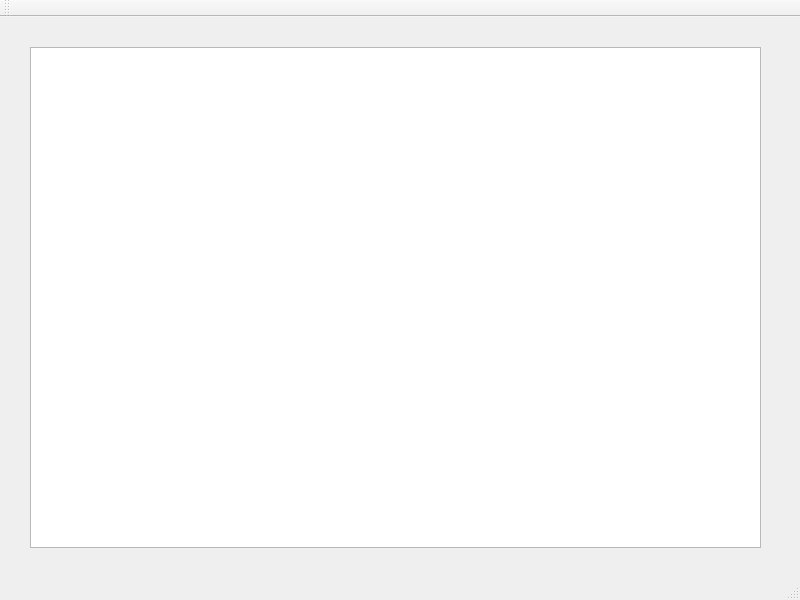
Before: the Qt Designer form mainwindow.ui in Dimaximym/PlanetSystem, drawn with Qt 5.
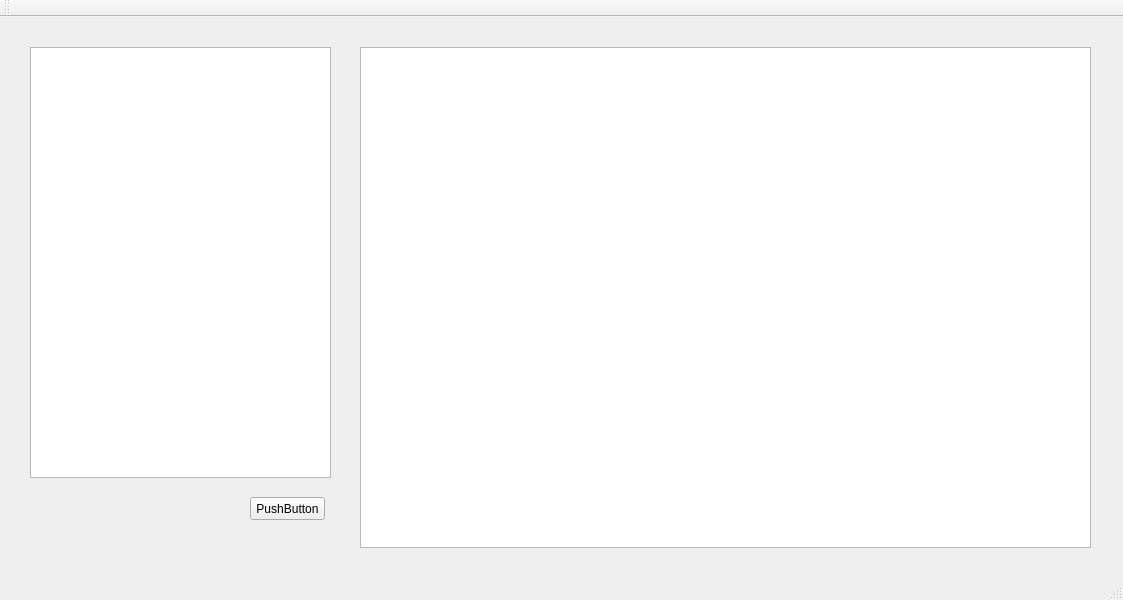
After: the same form once the commit is applied.

The edit to the form file:
```diff
--- a/mainwindow.ui
+++ b/mainwindow.ui
@@ -6,7 +6,7 @@
    <rect>
     <x>0</x>
     <y>0</y>
-    <width>800</width>
+    <width>1123</width>
     <height>600</height>
    </rect>
   </property>
@@ -17,13 +17,36 @@
    <widget class="QGraphicsView" name="graphicsView">
     <property name="geometry">
      <rect>
-      <x>30</x>
+      <x>360</x>
       <y>30</y>
       <width>731</width>
       <height>501</height>
      </rect>
     </property>
    </widget>
+   <widget class="QTextEdit" name="textEdit">
+    <property name="geometry">
+     <rect>
+      <x>30</x>
+      <y>30</y>
+      <width>301</width>
+      <height>431</height>
+     </rect>
+    </property>
+   </widget>
+   <widget class="QPushButton" name="buttonAccept">
+    <property name="geometry">
+     <rect>
+      <x>250</x>
+      <y>480</y>
+      <width>75</width>
+      <height>23</height>
+     </rect>
+    </property>
+    <property name="text">
+     <string>PushButton</string>
+    </property>
+   </widget>
   </widget>
   <widget class="QMenuBar" name="menuBar">
    <property name="geometry">
```
Left out of the diff: 2 changed lines with no effect on the pictures.
